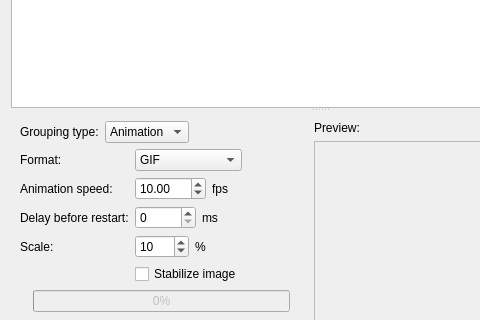
Before: the Qt Designer form src/gui/desktop/ui/photos_grouping_dialog.ui in Kicer86/photobroom, drawn with Qt 5; both pictures show x 0 to 480 and y 102 to 422 of the 640 by 560 pixel window.
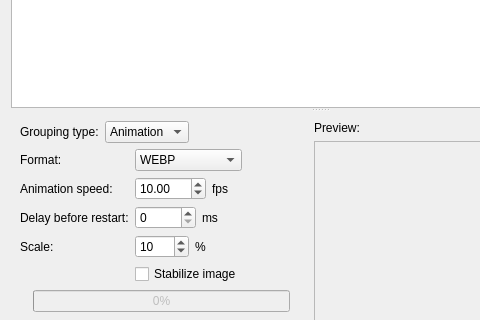
After: the same form once the commit is applied.

Commit message: Add WEBP as animated image

Patch:
```diff
--- a/src/gui/desktop/ui/photos_grouping_dialog.ui
+++ b/src/gui/desktop/ui/photos_grouping_dialog.ui
@@ -209,7 +209,7 @@
                  <widget class="QComboBox" name="formatComboBox">
                   <item>
                    <property name="text">
-                    <string notr="true">GIF</string>
+                    <string notr="true">WEBP</string>
                    </property>
                   </item>
                   <item>
```
Left out of the diff: 5 changed lines with no effect on the pictures. The commit also changes 4 other files.
